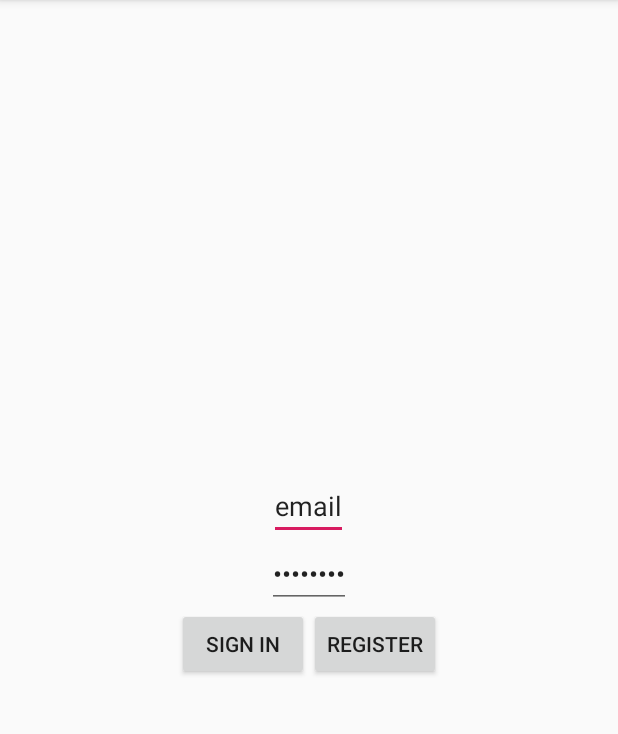
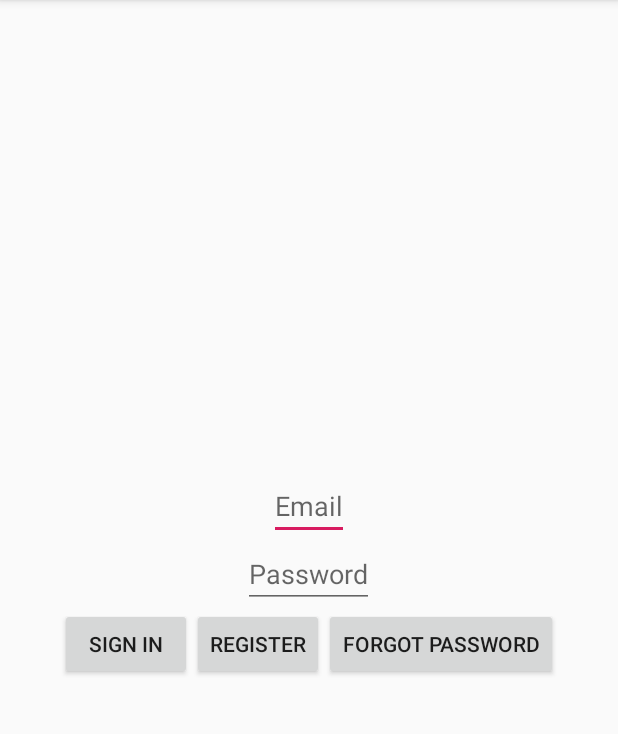
Before and after one commit to ChanningJacobs/RPI-Sensor-App, an Android app: the screen it shows after launch (SignInActivity), on a phone screen of 412 x 824 dp, the part 84-818 px from its top. Run offline under Robolectric (Android 15) with nearby library versions, the phone set to English and light mode, and no system bars; our stand-ins replace Firebase (no records; nobody signed in at launch, a user with empty details on screens opened directly).

Commit message:
Implemented Forgot Password
Forgot Password activity working with one error: Crashes onClick with empty email field

Sign-In default texts replaced with android:hints

```diff
--- a/SAFE/app/src/main/java/sayeefrm/android/safe/SignInActivity.java
+++ b/SAFE/app/src/main/java/sayeefrm/android/safe/SignInActivity.java
@@ -24,6 +24,7 @@ public class SignInActivity extends AppCompatActivity {
     private EditText mPasswordText;
     private Button mSignInButton;
     private Button mRegisterButton;
+    private Button mForgotPasswordButton;
     private FirebaseAuth mAuth;
     private DatabaseReference mUserDB;
 
@@ -38,6 +39,7 @@ public class SignInActivity extends AppCompatActivity {
         mPasswordText = findViewById(R.id.user_password);
         mSignInButton = findViewById(R.id.sign_in_button);
         mRegisterButton = findViewById(R.id.register_button);
+        mForgotPasswordButton = findViewById(R.id.forgot_password_button);
         mAuth = FirebaseAuth.getInstance();
         mUserDB = FirebaseDatabase.getInstance().getReference().child(USER_DB);
         Log.d("SAFE-APP", "able to get reference to users");
@@ -94,6 +96,13 @@ public class SignInActivity extends AppCompatActivity {
             }
         });
 
+        mForgotPasswordButton.setOnClickListener(new View.OnClickListener() {
+            @Override
+            public void onClick(View v) {
+                startActivity(new Intent(SignInActivity.this, ForgotPassword.class));
+            }
+        });
+
 
 
     }
--- a/SAFE/app/src/main/res/layout/activity_sign_in.xml
+++ b/SAFE/app/src/main/res/layout/activity_sign_in.xml
@@ -21,7 +21,7 @@
                 android:orientation="horizontal">
                 <EditText
                     android:id="@+id/user_email"
-                    android:text="@string/default_email"
+                    android:hint="Email"
                     android:inputType="textWebEmailAddress"
                     android:layout_width="wrap_content"
                     android:layout_height="wrap_content" />
@@ -32,7 +32,7 @@
                 android:orientation="horizontal">
                 <EditText
                     android:id="@+id/user_password"
-                    android:text="@string/default_password"
+                    android:hint="Password"
                     android:inputType="textPassword"
                     android:layout_width="wrap_content"
                     android:layout_height="wrap_content" />
@@ -51,6 +51,13 @@
                     android:text="@string/register"
                     android:layout_width="wrap_content"
                     android:layout_height="wrap_content" />
+
+                <Button
+                    android:id="@+id/forgot_password_button"
+                    android:layout_width="wrap_content"
+                    android:layout_height="wrap_content"
+                    android:layout_weight="1"
+                    android:text="Forgot Password" />
             </LinearLayout>
         </LinearLayout>
     </RelativeLayout>
```
Also changed, not shown: SAFE/app/src/main/AndroidManifest.xml (+4 -7 lines), SAFE/app/src/main/java/sayeefrm/android/safe/ForgotPassword.java (added, +54 -0 lines), SAFE/app/src/main/res/layout/activity_forgot_password.xml (added, +24 -0 lines), SAFE/app/src/main/res/values/strings.xml (line endings or trailing spaces).
